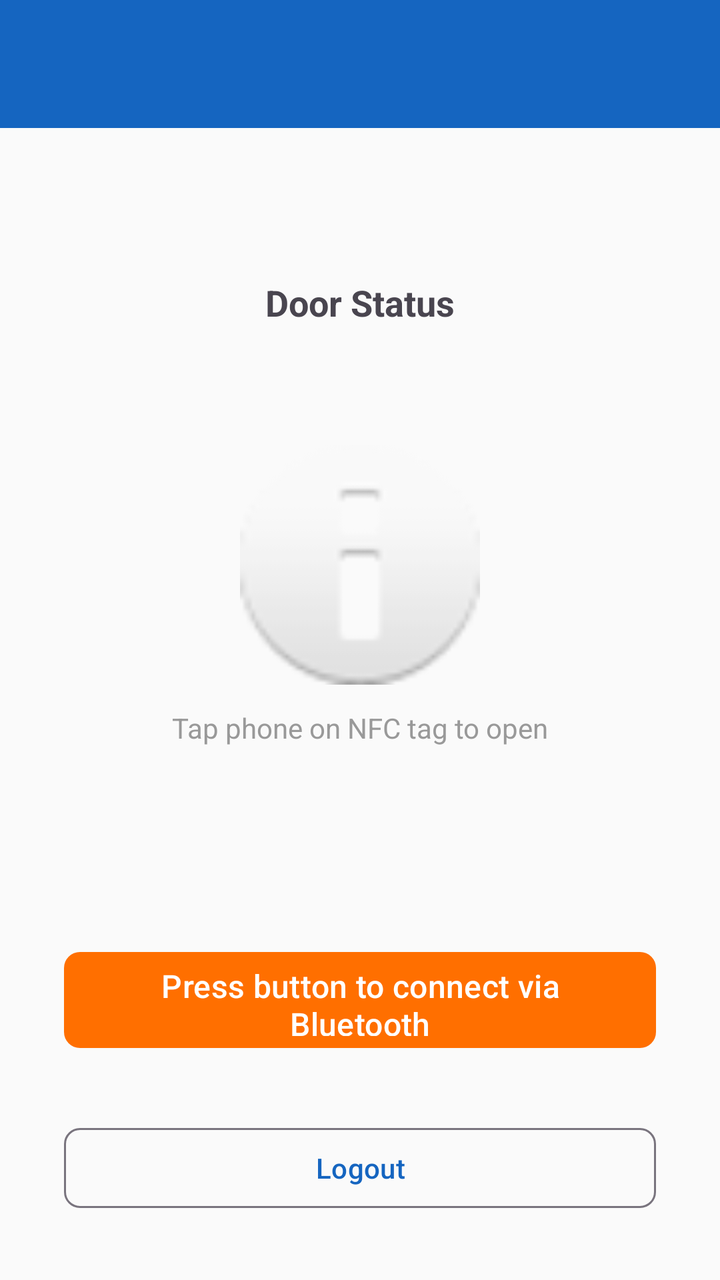
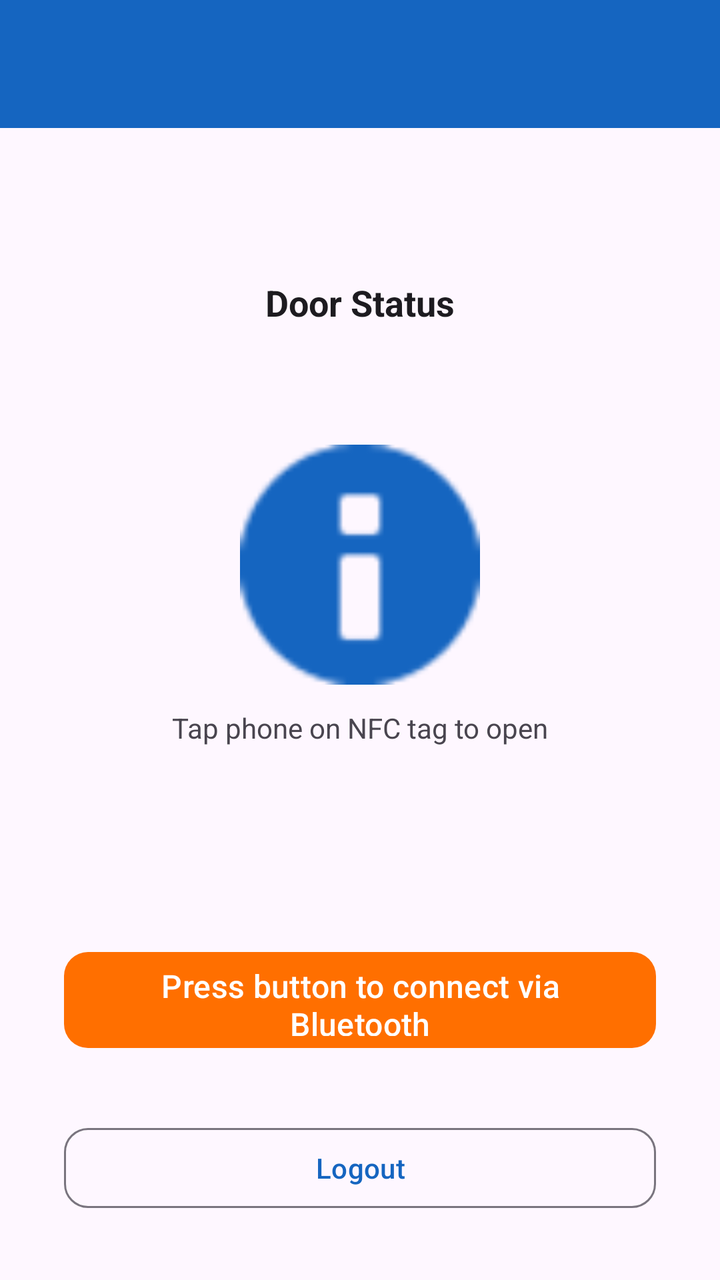

Two renders of the same Android screen: before a commit and after it. Below are the layout's source before the change and the commit's diff.
<!-- AndroidManifest.xml: application theme Theme.SEUDoorLock -->
<!-- res/layout/activity_main.xml -->
<?xml version="1.0" encoding="utf-8"?>
<androidx.constraintlayout.widget.ConstraintLayout
    xmlns:android="http://schemas.android.com/apk/res/android"
    xmlns:app="http://schemas.android.com/apk/res-auto"
    android:layout_width="match_parent"
    android:layout_height="match_parent"
    android:background="@color/surface">

    <com.google.android.material.appbar.MaterialToolbar
        android:id="@+id/toolbar"
        android:layout_width="0dp"
        android:layout_height="?attr/actionBarSize"
        android:background="@color/primary"
        app:titleTextColor="@android:color/white"
        app:layout_constraintTop_toTopOf="parent"
        app:layout_constraintStart_toStartOf="parent"
        app:layout_constraintEnd_toEndOf="parent"/>

    <TextView
        android:id="@+id/tvUserInfo"
        android:layout_width="0dp"
        android:layout_height="wrap_content"
        android:padding="16dp"
        android:textSize="14sp"
        android:textColor="#666666"
        app:layout_constraintTop_toBottomOf="@id/toolbar"
        app:layout_constraintStart_toStartOf="parent"
        app:layout_constraintEnd_toEndOf="parent"/>

    <TextView
        android:id="@+id/tvDoorStatus"
        android:layout_width="wrap_content"
        android:layout_height="wrap_content"
        android:text="@string/main_status_title"
        android:textSize="18sp"
        android:textStyle="bold"
        app:layout_constraintTop_toBottomOf="@id/tvUserInfo"
        app:layout_constraintStart_toStartOf="parent"
        app:layout_constraintEnd_toEndOf="parent"
        android:layout_marginTop="24dp"/>

    <TextView
        android:id="@+id/tvBattery"
        android:layout_width="wrap_content"
        android:layout_height="wrap_content"
        android:textSize="14sp"
        android:textColor="#666666"
        app:layout_constraintTop_toBottomOf="@id/tvDoorStatus"
        app:layout_constraintStart_toStartOf="parent"
        app:layout_constraintEnd_toEndOf="parent"
        android:layout_marginTop="8dp"/>

    <ImageView
        android:id="@+id/ivNfcIcon"
        android:layout_width="120dp"
        android:layout_height="120dp"
        android:layout_marginTop="32dp"
        android:src="@android:drawable/ic_dialog_info"
        android:contentDescription="NFC"
        app:layout_constraintTop_toBottomOf="@id/tvBattery"
        app:layout_constraintStart_toStartOf="parent"
        app:layout_constraintEnd_toEndOf="parent"/>

    <TextView
        android:id="@+id/tvNfcHint"
        android:layout_width="wrap_content"
        android:layout_height="wrap_content"
        android:text="@string/main_nfc_hint"
        android:textSize="14sp"
        android:textColor="#999999"
        android:gravity="center"
        app:layout_constraintTop_toBottomOf="@id/ivNfcIcon"
        app:layout_constraintStart_toStartOf="parent"
        app:layout_constraintEnd_toEndOf="parent"
        android:layout_marginTop="12dp"/>

    <com.google.android.material.button.MaterialButton
        android:id="@+id/btnBleUnlock"
        android:layout_width="0dp"
        android:layout_height="56dp"
        android:text="@string/main_ble_hint"
        android:textSize="16sp"
        app:cornerRadius="8dp"
        app:backgroundTint="@color/secondary"
        app:layout_constraintBottom_toTopOf="@id/btnLogout"
        app:layout_constraintStart_toStartOf="parent"
        app:layout_constraintEnd_toEndOf="parent"
        android:layout_margin="32dp"
        android:layout_marginBottom="16dp"/>

    <com.google.android.material.button.MaterialButton
        android:id="@+id/btnLogout"
        style="@style/Widget.Material3.Button.OutlinedButton"
        android:layout_width="0dp"
        android:layout_height="48dp"
        android:text="@string/main_logout"
        app:cornerRadius="8dp"
        app:layout_constraintBottom_toBottomOf="parent"
        app:layout_constraintStart_toStartOf="parent"
        app:layout_constraintEnd_toEndOf="parent"
        android:layout_margin="32dp"
        android:layout_marginBottom="24dp"/>

    <ProgressBar
        android:id="@+id/progressBar"
        android:layout_width="wrap_content"
        android:layout_height="wrap_content"
        android:visibility="gone"
        app:layout_constraintTop_toBottomOf="@id/tvNfcHint"
        app:layout_constraintStart_toStartOf="parent"
        app:layout_constraintEnd_toEndOf="parent"
        android:layout_marginTop="24dp"/>

</androidx.constraintlayout.widget.ConstraintLayout>
<!-- resources referenced by this layout -->
<resources>
  <color name="primary">#1565C0</color>
  <color name="secondary">#FF6F00</color>
  <color name="surface">#FAFAFA</color>
  <string name="main_ble_hint">Press button to connect via Bluetooth</string>
  <string name="main_logout">Logout</string>
  <string name="main_nfc_hint">Tap phone on NFC tag to open</string>
  <string name="main_status_title">Door Status</string>
  <style name="Theme.SEUDoorLock" parent="Theme.Material3.Light.NoActionBar">
          <item name="colorPrimary">@color/primary</item>
          <item name="colorPrimaryContainer">@color/primary_light</item>
          <item name="colorOnPrimary">@android:color/white</item>
          <item name="colorSecondary">@color/secondary</item>
          <item name="android:statusBarColor">@color/primary</item>
      </style>
  <color name="primary_light">#BBDEFB</color>
</resources>

<!-- the commit's change to res/layout/activity_main.xml (unified diff, before → after) -->
@@ -4,13 +4,13 @@
     xmlns:app="http://schemas.android.com/apk/res-auto"
     android:layout_width="match_parent"
     android:layout_height="match_parent"
-    android:background="@color/surface">
+    android:background="?android:attr/colorBackground">
 
     <com.google.android.material.appbar.MaterialToolbar
         android:id="@+id/toolbar"
         android:layout_width="0dp"
         android:layout_height="?attr/actionBarSize"
-        android:background="@color/primary"
+        android:background="?attr/colorPrimary"
         app:titleTextColor="@android:color/white"
         app:layout_constraintTop_toTopOf="parent"
         app:layout_constraintStart_toStartOf="parent"
@@ -22,7 +22,7 @@
         android:layout_height="wrap_content"
         android:padding="16dp"
         android:textSize="14sp"
-        android:textColor="#666666"
+        android:textColor="?android:attr/textColorSecondary"
         app:layout_constraintTop_toBottomOf="@id/toolbar"
         app:layout_constraintStart_toStartOf="parent"
         app:layout_constraintEnd_toEndOf="parent"/>
@@ -34,6 +34,7 @@
         android:text="@string/main_status_title"
         android:textSize="18sp"
         android:textStyle="bold"
+        android:textColor="?android:attr/textColorPrimary"
         app:layout_constraintTop_toBottomOf="@id/tvUserInfo"
         app:layout_constraintStart_toStartOf="parent"
         app:layout_constraintEnd_toEndOf="parent"
@@ -44,7 +45,7 @@
         android:layout_width="wrap_content"
         android:layout_height="wrap_content"
         android:textSize="14sp"
-        android:textColor="#666666"
+        android:textColor="?android:attr/textColorSecondary"
         app:layout_constraintTop_toBottomOf="@id/tvDoorStatus"
         app:layout_constraintStart_toStartOf="parent"
         app:layout_constraintEnd_toEndOf="parent"
@@ -57,6 +58,7 @@
         android:layout_marginTop="32dp"
         android:src="@android:drawable/ic_dialog_info"
         android:contentDescription="NFC"
+        app:tint="?attr/colorPrimary"
         app:layout_constraintTop_toBottomOf="@id/tvBattery"
         app:layout_constraintStart_toStartOf="parent"
         app:layout_constraintEnd_toEndOf="parent"/>
@@ -67,7 +69,7 @@
         android:layout_height="wrap_content"
         android:text="@string/main_nfc_hint"
         android:textSize="14sp"
-        android:textColor="#999999"
+        android:textColor="?android:attr/textColorSecondary"
         android:gravity="center"
         app:layout_constraintTop_toBottomOf="@id/ivNfcIcon"
         app:layout_constraintStart_toStartOf="parent"
@@ -80,8 +82,8 @@
         android:layout_height="56dp"
         android:text="@string/main_ble_hint"
         android:textSize="16sp"
-        app:cornerRadius="8dp"
-        app:backgroundTint="@color/secondary"
+        app:cornerRadius="12dp"
+        app:backgroundTint="?attr/colorSecondary"
         app:layout_constraintBottom_toTopOf="@id/btnLogout"
         app:layout_constraintStart_toStartOf="parent"
         app:layout_constraintEnd_toEndOf="parent"
@@ -94,7 +96,7 @@
         android:layout_width="0dp"
         android:layout_height="48dp"
         android:text="@string/main_logout"
-        app:cornerRadius="8dp"
+        app:cornerRadius="12dp"
         app:layout_constraintBottom_toBottomOf="parent"
         app:layout_constraintStart_toStartOf="parent"
         app:layout_constraintEnd_toEndOf="parent"
<!-- resource entries referenced after the edit -->
@@ -2,7 +2,6 @@
 <resources>
   <color name="primary">#1565C0</color>
   <color name="secondary">#FF6F00</color>
-  <color name="surface">#FAFAFA</color>
   <string name="main_ble_hint">Press button to connect via Bluetooth</string>
   <string name="main_logout">Logout</string>
   <string name="main_nfc_hint">Tap phone on NFC tag to open</string>
